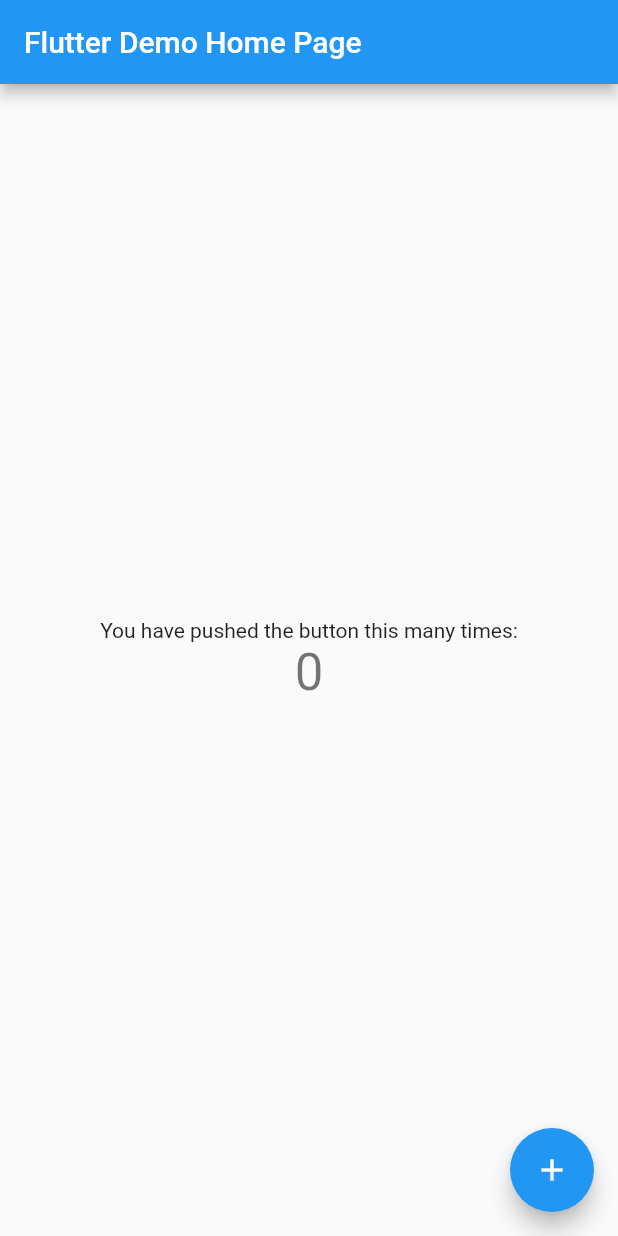
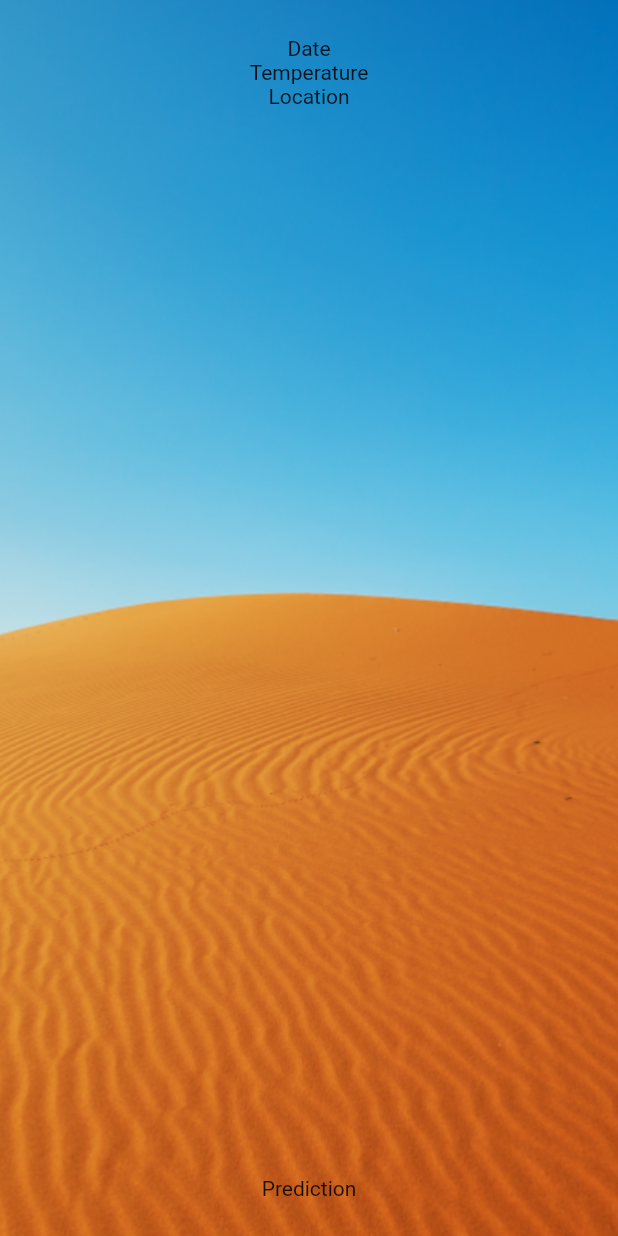
Before and after one commit to kajornsakp/weather_app_codelabs, a Flutter app: the screen it shows after launch, on a phone screen of 412 x 824 dp. Run offline on Flutter 3.47's test engine with Material 2 defaults, Android fonts, the phone set to English and light mode, and no system bars.

Commit message:
update step 1 layout

```diff
--- a/step_1_layouts/lib/main.dart
+++ b/step_1_layouts/lib/main.dart
@@ -13,53 +13,35 @@ class MyApp extends StatelessWidget {
       theme: ThemeData(
         primarySwatch: Colors.blue,
       ),
-      home: MyHomePage(title: 'Flutter Demo Home Page'),
+      home: HomePage(),
     );
   }
 }
 
-class MyHomePage extends StatefulWidget {
-  MyHomePage({Key? key, required this.title}) : super(key: key);
-
-  final String title;
-
-  @override
-  _MyHomePageState createState() => _MyHomePageState();
-}
-
-class _MyHomePageState extends State<MyHomePage> {
-  int _counter = 0;
-
-  void _incrementCounter() {
-    setState(() {
-      _counter++;
-    });
-  }
-
+class HomePage extends StatelessWidget {
   @override
   Widget build(BuildContext context) {
     return Scaffold(
-      appBar: AppBar(
-        title: Text(widget.title),
-      ),
-      body: Center(
-        child: Column(
-          mainAxisAlignment: MainAxisAlignment.center,
-          children: <Widget>[
-            Text(
-              'You have pushed the button this many times:',
+      body: SafeArea(
+        child: Container(
+            decoration: BoxDecoration(
+              image: DecorationImage(
+                  image: AssetImage('assets/desert.png'), fit: BoxFit.none),
             ),
-            Text(
-              '$_counter',
-              style: Theme.of(context).textTheme.headline4,
-            ),
-          ],
-        ),
-      ),
-      floatingActionButton: FloatingActionButton(
-        onPressed: _incrementCounter,
-        tooltip: 'Increment',
-        child: Icon(Icons.add),
+            child: Center(
+              child: Padding(
+                padding: const EdgeInsets.all(24),
+                child: Column(
+                  children: [
+                    Text("Date"),
+                    Text("Temperature"),
+                    Text("Location"),
+                    Spacer(),
+                    Text("Prediction")
+                  ],
+                ),
+              ),
+            )),
       ),
     );
   }
```
